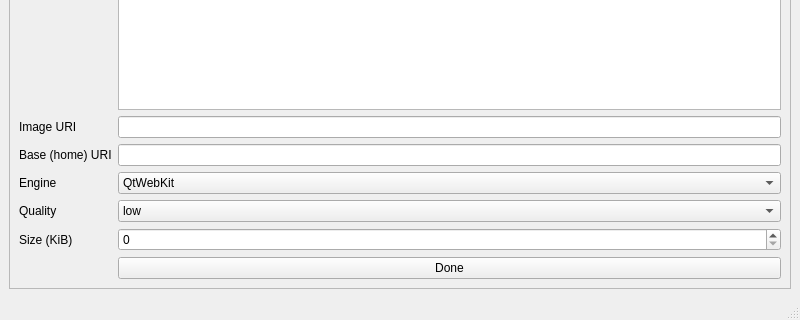
achipa/maemo-flash-launcher, file flashlauncher/addgame.ui: the form before one commit; both pictures show x 0 to 800 and y 280 to 600 of the 800 by 600 pixel window.
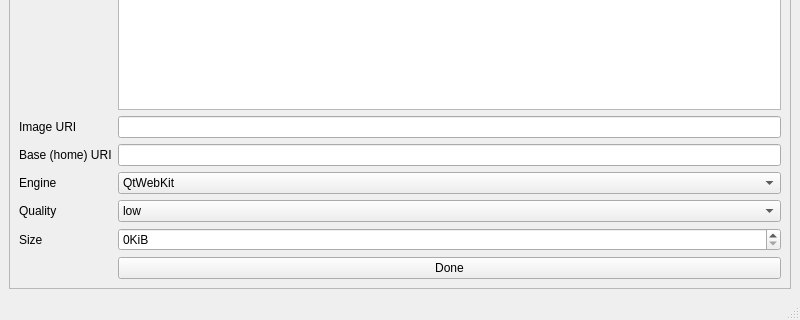
The form after the commit.

Patch:
```diff
--- a/flashlauncher/addgame.ui
+++ b/flashlauncher/addgame.ui
@@ -158,12 +158,19 @@
         <item row="9" column="0">
          <widget class="QLabel" name="label_8">
           <property name="text">
-           <string>Size (KiB)</string>
+           <string>Size</string>
           </property>
          </widget>
         </item>
         <item row="9" column="1">
-         <widget class="QSpinBox" name="sizeSB"/>
+         <widget class="QSpinBox" name="sizeSB">
+          <property name="suffix">
+           <string>KiB</string>
+          </property>
+          <property name="maximum">
+           <number>999999</number>
+          </property>
+         </widget>
         </item>
         <item row="10" column="1">
          <widget class="QPushButton" name="okB">
```
